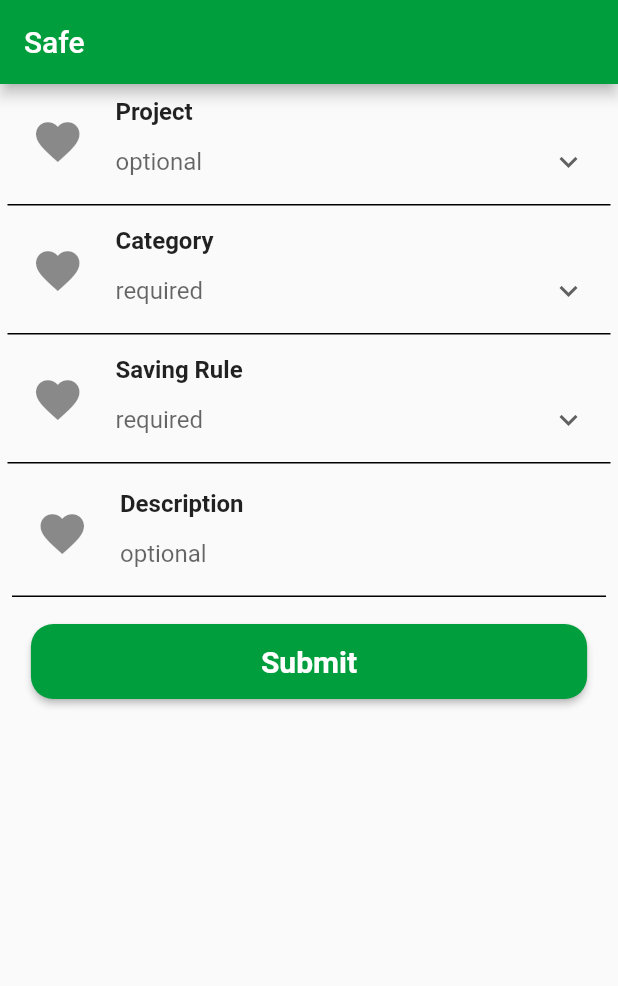
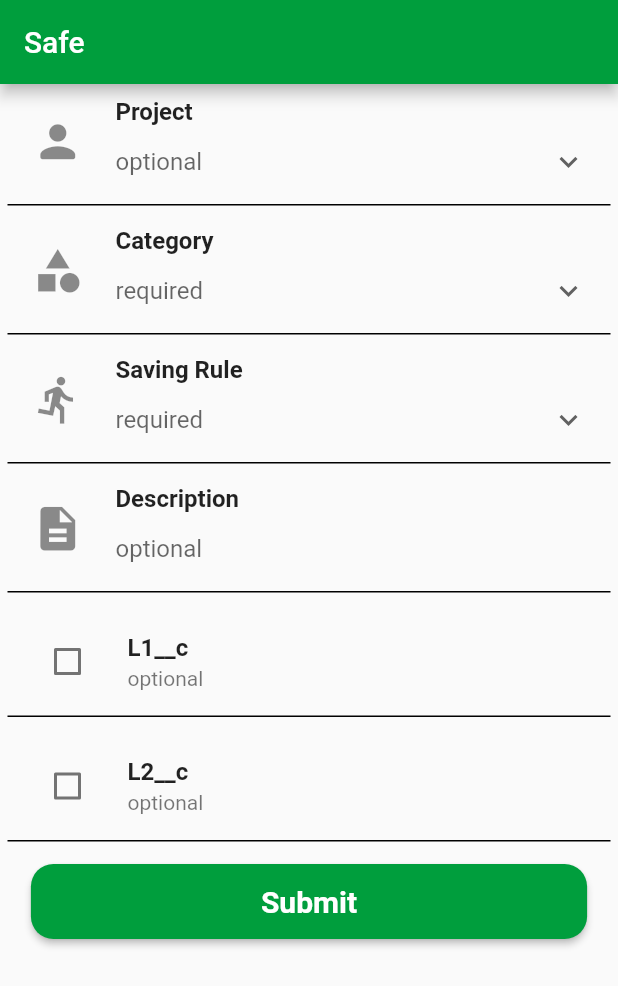
Before and after one commit to divyang-mobio/poc, a Flutter app: the screen it shows after launch, on a phone screen of 412 x 824 dp. Shown: the top 986 px of the screen. Run offline on Flutter 3.47's test engine with Material 2 defaults, Android fonts, the phone set to English and light mode, and no system bars.

Commit message:
insert check box

```diff
--- a/lib/model/data_model.dart
+++ b/lib/model/data_model.dart
@@ -3,6 +3,7 @@ class SafeModel {
   String? description;
   String? type;
   String? screenId;
+  bool? isSafe;
   String? color;
   List<Properties>? properties;
   List<Buttons>? buttons;
@@ -12,6 +13,7 @@ class SafeModel {
       this.description,
       this.type,
       this.screenId,
+      this.isSafe,
       this.color,
       this.properties,
       this.buttons});
@@ -21,6 +23,7 @@ class SafeModel {
     description = json['description'];
     type = json['type'];
     screenId = json['screenId'];
+    isSafe = json['isSafe'];
     color = json['color'];
     if (json['properties'] != null) {
       properties = <Properties>[];
@@ -42,6 +45,7 @@ class SafeModel {
     data['description'] = description;
     data['type'] = type;
     data['screenId'] = screenId;
+    data['isSafe'] = isSafe;
     data['color'] = color;
     if (properties != null) {
       data['properties'] = properties!.map((v) => v.toJson()).toList();
@@ -60,7 +64,9 @@ class Properties {
   String? id;
   String? hint;
   String? isRequired;
+  bool? isSafe;
   List<Options>? options;
+  bool? isSelected;
 
   Properties(
       {this.type,
@@ -69,7 +75,9 @@ class Properties {
       this.id,
       this.hint,
       this.isRequired,
-      this.options});
+      this.isSafe,
+      this.options,
+      this.isSelected});
 
   Properties.fromJson(Map<String, dynamic> json) {
     type = json['type'];
@@ -78,12 +86,14 @@ class Properties {
     id = json['id'];
     hint = json['hint'];
     isRequired = json['IsRequired'];
+    isSafe = json['isSafe'];
     if (json['options'] != null) {
       options = <Options>[];
       json['options'].forEach((v) {
         options!.add(Options.fromJson(v));
       });
     }
+    isSelected = json['IsSelected'];
   }
 
   Map<String, dynamic> toJson() {
@@ -94,9 +104,11 @@ class Properties {
     data['id'] = id;
     data['hint'] = hint;
     data['IsRequired'] = isRequired;
+    data['isSafe'] = isSafe;
     if (options != null) {
       data['options'] = options!.map((v) => v.toJson()).toList();
     }
+    data['IsSelected'] = isSelected;
     return data;
   }
 }
--- a/lib/safe.dart
+++ b/lib/safe.dart
@@ -55,7 +55,7 @@ class _SafeScreenState extends State<SafeScreen> {
                           ? Padding(
                               padding: const EdgeInsets.all(5.0),
                               child: ListTile(
-                                leading: const Icon(Icons.favorite, size: 35),
+                                leading: Icon(iconData[index], size: 35),
                                 shape: const UnderlineInputBorder(),
                                 title: Text(
                                   safeModel?.properties?[index].title ?? "",
@@ -67,9 +67,13 @@ class _SafeScreenState extends State<SafeScreen> {
                                 subtitle: SizedBox(
                                   child: DropdownButtonHideUnderline(
                                     child: DropdownButton(
-                                      hint: Text(safeModel?.properties?[index].hint ?? ""),
-                                      icon: const Icon(Icons.keyboard_arrow_down),
-                                       items: safeModel?.properties?[index].options
+                                      hint: Text(
+                                          safeModel?.properties?[index].hint ??
+                                              ""),
+                                      icon:
+                                          const Icon(Icons.keyboard_arrow_down),
+                                      items: safeModel
+                                          ?.properties?[index].options
                                           ?.map((items) {
                                         return DropdownMenuItem(
                                           value: items.title,
@@ -83,10 +87,31 @@ class _SafeScreenState extends State<SafeScreen> {
                                 ),
                               ),
                             )
+                          : (safeModel?.properties?[index].type == "chekbox")
+                              ? Padding(
+                                  padding: const EdgeInsets.all(5.0),
+                                  child: ListTile(
+                                    leading: Checkbox(
+                                      checkColor: Colors.white,
+                                      value: safeModel
+                                          ?.properties?[index].isSelected,
+                                      onChanged: (bool? value) {},
+                                    ),
+                                    shape: const UnderlineInputBorder(),
+                                    title: Text(
+                                      safeModel?.properties?[index].title ?? "",
+                                      style: const TextStyle(
+                                          fontWeight: FontWeight.bold),
+                                    ),
+                                    subtitle: Text(
+                                        safeModel?.properties?[index].hint ??
+                                            ""),
+                                  ),
+                                )
                               : Padding(
-                              padding: const EdgeInsets.all(8.0),
+                                  padding: const EdgeInsets.all(5.0),
                                   child: ListTile(
-                                leading: const Icon(Icons.favorite, size: 35),
+                                    leading: Icon(iconData[index], size: 35),
                                     shape: const UnderlineInputBorder(),
                                     title: Text(
                                       safeModel?.properties?[index].title ?? "",
@@ -96,8 +121,8 @@ class _SafeScreenState extends State<SafeScreen> {
                                     subtitle: TextField(
                                       decoration: InputDecoration(
                                           border: InputBorder.none,
-                                      hintText:
-                                          safeModel?.properties?[index].hint),
+                                          hintText: safeModel
+                                              ?.properties?[index].hint),
                                     ),
                                   ),
                                 )),
@@ -127,3 +152,12 @@ materialButton(context,
             style: const TextStyle(fontWeight: FontWeight.bold, fontSize: 20))),
   );
 }
+
+List<IconData> iconData = [
+  Icons.person_rounded,
+  Icons.category,
+  Icons.directions_run_outlined,
+  Icons.description,
+  Icons.description,
+  Icons.description
+];
```
Also changed, not shown: assets/Safe.json (+131 -103 lines). Lines whose indentation alone changed are shown as unchanged.
